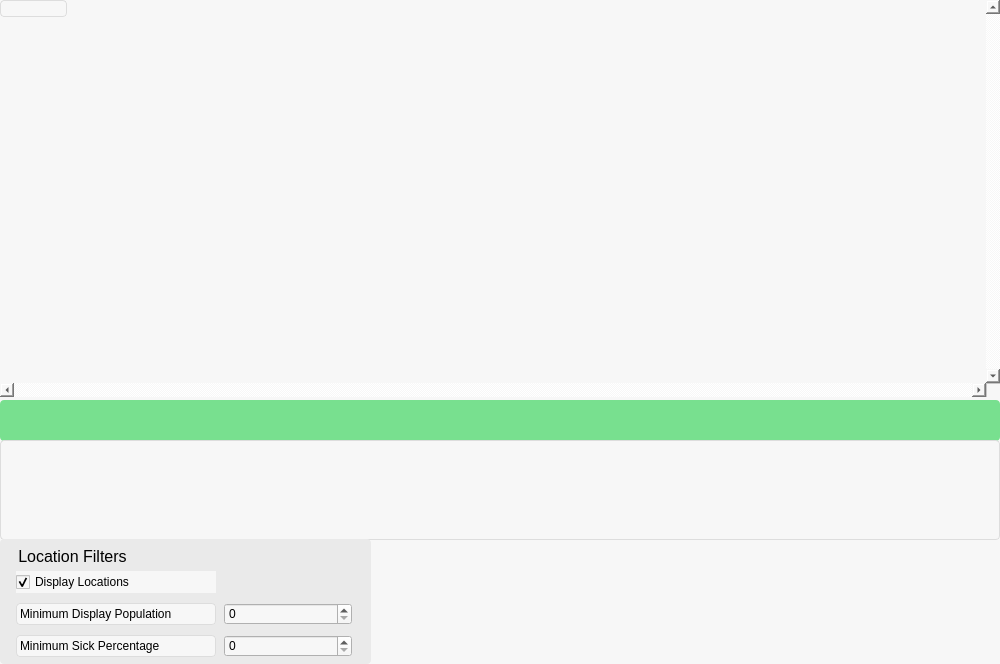
Above: main/cpp/ui/mapviewerwindow.ui from svissers/peryite before the change. Below: the same form after it.
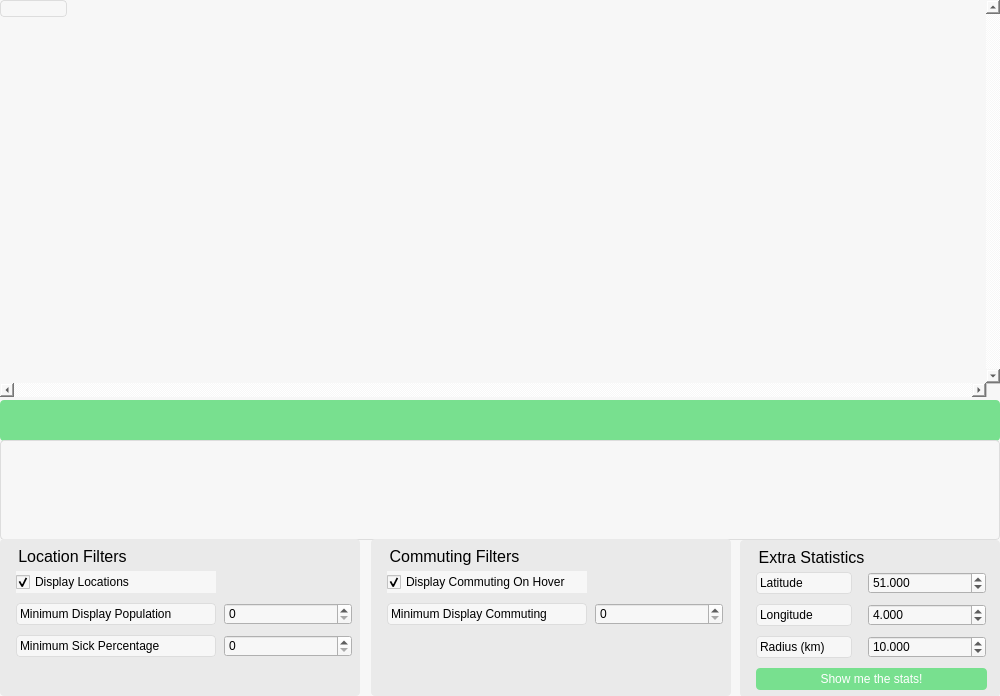
That is the form after the change.

Commit message: extra statistics

Patch:
```diff
--- a/main/cpp/ui/mapviewerwindow.ui
+++ b/main/cpp/ui/mapviewerwindow.ui
@@ -7,7 +7,7 @@
     <x>0</x>
     <y>0</y>
     <width>1000</width>
-    <height>664</height>
+    <height>696</height>
    </rect>
   </property>
   <property name="windowTitle">
@@ -162,8 +162,8 @@
     <rect>
      <x>0</x>
      <y>539</y>
-     <width>371</width>
-     <height>125</height>
+     <width>360</width>
+     <height>157</height>
     </rect>
    </property>
    <property name="title">
@@ -238,6 +238,183 @@
     </property>
    </widget>
   </widget>
+  <widget class="QGroupBox" name="CommutingFilters">
+   <property name="geometry">
+    <rect>
+     <x>371</x>
+     <y>539</y>
+     <width>360</width>
+     <height>157</height>
+    </rect>
+   </property>
+   <property name="title">
+    <string>Commuting Filters</string>
+   </property>
+   <widget class="QCheckBox" name="displayCommuting">
+    <property name="geometry">
+     <rect>
+      <x>16</x>
+      <y>32</y>
+      <width>200</width>
+      <height>22</height>
+     </rect>
+    </property>
+    <property name="text">
+     <string>Display Commuting On Hover</string>
+    </property>
+    <property name="checked">
+     <bool>true</bool>
+    </property>
+   </widget>
+   <widget class="QSpinBox" name="minCommuting">
+    <property name="geometry">
+     <rect>
+      <x>224</x>
+      <y>64</y>
+      <width>128</width>
+      <height>22</height>
+     </rect>
+    </property>
+    <property name="maximum">
+     <number>999999999</number>
+    </property>
+   </widget>
+   <widget class="QLabel" name="minCommutingLabel">
+    <property name="geometry">
+     <rect>
+      <x>16</x>
+      <y>64</y>
+      <width>200</width>
+      <height>22</height>
+     </rect>
+    </property>
+    <property name="text">
+     <string>Minimum Display Commuting</string>
+    </property>
+   </widget>
+  </widget>
+  <widget class="QGroupBox" name="ExtraStatistics">
+   <property name="geometry">
+    <rect>
+     <x>740</x>
+     <y>540</y>
+     <width>260</width>
+     <height>157</height>
+    </rect>
+   </property>
+   <property name="title">
+    <string>Extra Statistics</string>
+   </property>
+   <widget class="QLabel" name="latitudeLabel">
+    <property name="geometry">
+     <rect>
+      <x>16</x>
+      <y>32</y>
+      <width>96</width>
+      <height>22</height>
+     </rect>
+    </property>
+    <property name="text">
+     <string>Latitude</string>
+    </property>
+   </widget>
+   <widget class="QLabel" name="longitudeLabel">
+    <property name="geometry">
+     <rect>
+      <x>16</x>
+      <y>64</y>
+      <width>96</width>
+      <height>22</height>
+     </rect>
+    </property>
+    <property name="text">
+     <string>Longitude</string>
+    </property>
+   </widget>
+   <widget class="QDoubleSpinBox" name="latitude">
+    <property name="geometry">
+     <rect>
+      <x>128</x>
+      <y>32</y>
+      <width>118</width>
+      <height>22</height>
+     </rect>
+    </property>
+    <property name="decimals">
+     <number>3</number>
+    </property>
+    <property name="minimum">
+     <double>-99.000000000000000</double>
+    </property>
+    <property name="value">
+     <double>51.000000000000000</double>
+    </property>
+   </widget>
+   <widget class="QDoubleSpinBox" name="longitude">
+    <property name="geometry">
+     <rect>
+      <x>128</x>
+      <y>64</y>
+      <width>118</width>
+      <height>22</height>
+     </rect>
+    </property>
+    <property name="decimals">
+     <number>3</number>
+    </property>
+    <property name="minimum">
+     <double>-99.000000000000000</double>
+    </property>
+    <property name="value">
+     <double>4.000000000000000</double>
+    </property>
+   </widget>
+   <widget class="QLabel" name="radiusLabel">
+    <property name="geometry">
+     <rect>
+      <x>16</x>
+      <y>96</y>
+      <width>96</width>
+      <height>22</height>
+     </rect>
+    </property>
+    <property name="text">
+     <string>Radius (km)</string>
+    </property>
+   </widget>
+   <widget class="QDoubleSpinBox" name="radius">
+    <property name="geometry">
+     <rect>
+      <x>128</x>
+      <y>96</y>
+      <width>118</width>
+      <height>22</height>
+     </rect>
+    </property>
+    <property name="decimals">
+     <number>3</number>
+    </property>
+    <property name="maximum">
+     <double>5000.000000000000000</double>
+    </property>
+    <property name="value">
+     <double>10.000000000000000</double>
+    </property>
+   </widget>
+   <widget class="QPushButton" name="getExtraStats">
+    <property name="geometry">
+     <rect>
+      <x>16</x>
+      <y>128</y>
+      <width>231</width>
+      <height>22</height>
+     </rect>
+    </property>
+    <property name="text">
+     <string>Show me the stats!</string>
+    </property>
+   </widget>
+  </widget>
  </widget>
  <resources/>
  <connections/>
```
The commit also changes 7 other files.
